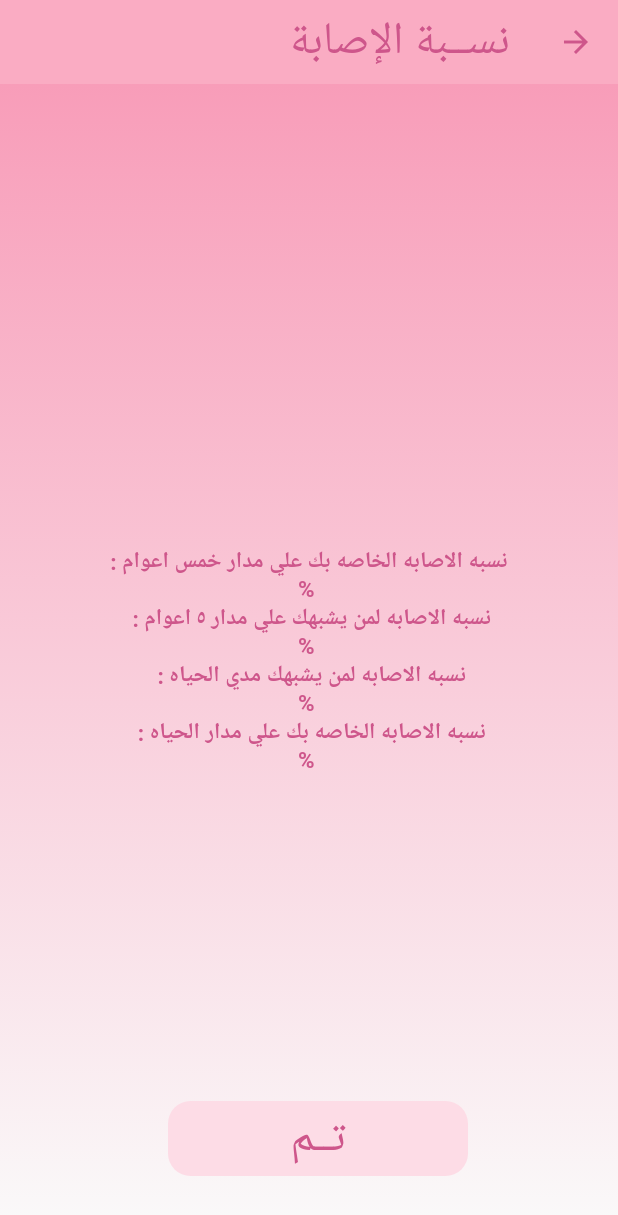
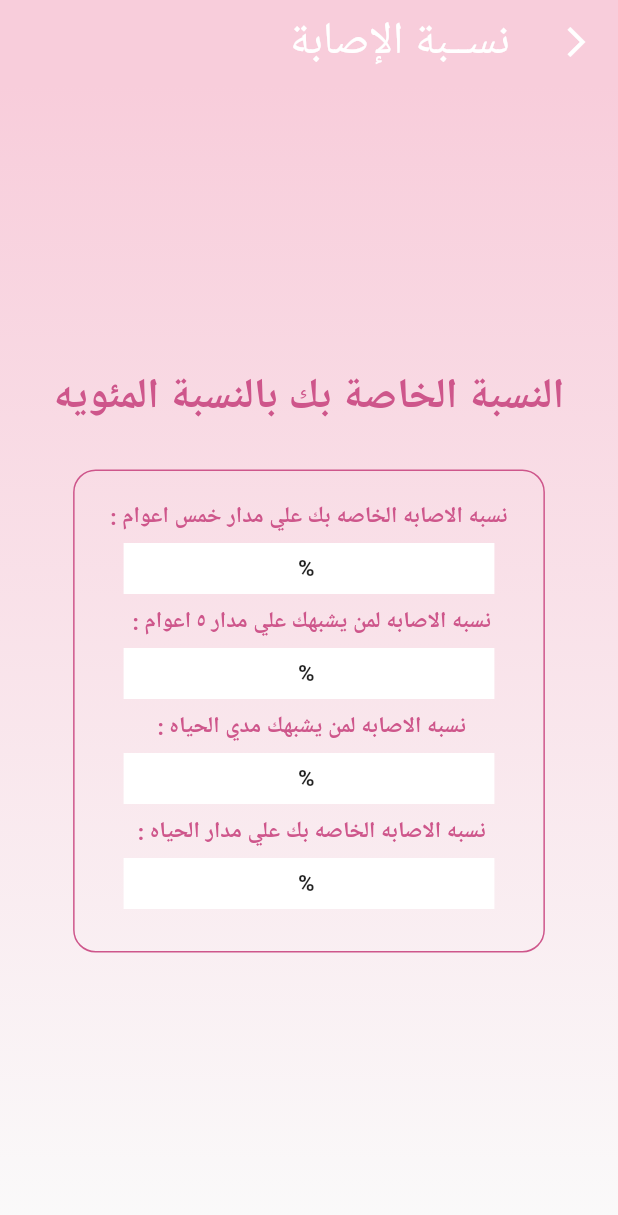
Before and after one commit to elsoudy222/Hawwah, a Flutter app: the RiskResultScreen screen opened directly with empty values, on a phone screen of 412 x 824 dp. Shown: the top 1215 px of the screen. Run offline on Flutter 3.47's test engine with Material 2 defaults, Android fonts, the phone set to English and light mode, and no system bars; our stand-ins replace bloc, conditional_builder_null_safety, device_preview, dio, dropdown_button2, easy_localization and 10 more; missing offline and left inert: splash_screen_view; accounts and stored records are empty; network calls fail; Roboto replaces fonts that are missing (Amiri).

Commit message:
risk result screen done

```diff
--- a/lib/layout/cubit/home_cubit.dart
+++ b/lib/layout/cubit/home_cubit.dart
@@ -172,7 +172,7 @@ PredictionModel ?predictionModel;
     emit(LoadingRiskDataState());
     DioHelper.postData(
       url: RISK_CALCULATOR,
-      token: token,
+      token: 'eyJ0eXAiOiJKV1QiLCJhbGciOiJIUzI1NiJ9.eyJ0b2tlbl90eXBlIjoiYWNjZXNzIiwiZXhwIjoxNjUzNjc1NzkwLCJpYXQiOjE2NTM2NTc3OTAsImp0aSI6ImNkNGU4Yjc1YzJiYTRmMjE4MDQ4ZDQxMjAyZjgzMmQwIiwidXNlcl9pZCI6MTF9.cZ8ynCyRpKUJy7aE2ovPvdI6PfZMW7RoXxtKYEU0E9s',
       data: {
         "age": age,
         "menarch_age": menarch_age,
--- a/lib/modules/riskCalculator/risk_result_screen.dart
+++ b/lib/modules/riskCalculator/risk_result_screen.dart
@@ -1,7 +1,5 @@
 import 'package:flutter/material.dart';
-import 'package:hawwah/layout/home_layout.dart';
 import 'package:hawwah/shared/components/colors.dart';
-import 'package:hawwah/shared/components/components.dart';
 
 class RiskResultScreen extends StatefulWidget {
   final result1;
@@ -26,33 +24,53 @@ class _RiskResultScreenState extends State<RiskResultScreen> {
   Widget build(BuildContext context) {
     return Scaffold(
       appBar: AppBar(
-        title: const Text("نســبة الإصابة"),
-        backgroundColor: primaryColor,
+        title: const Text("نســبة الإصابة", style: TextStyle(color: Colors.white)),
+        backgroundColor:  Color(-471589),
+        leading: Padding(
+          padding: const EdgeInsets.all(8.0),
+          child: IconButton(
+              onPressed: () {
+                Navigator.pop(context);
+              },
+              icon: Icon(
+                Icons.arrow_back_ios_outlined,
+                color: Colors.white,
+              )),
+        ),
         elevation: 0.0,
       ),
       body: Container(
+        width: double.infinity,
         decoration: const BoxDecoration(
           gradient: LinearGradient(
               begin: Alignment.topCenter,
               end: Alignment.bottomCenter,
               colors: [
-                Color.fromRGBO(248, 157, 185, 1.0),
+                Color(-471589),
                 Color.fromRGBO(250, 250, 250, 1.0)
               ]),
         ),
-        child: Stack(
-          children: [
-            // const Center(
-            //   child: Image(
-            //     image: AssetImage(
-            //       "assets/images/selfCheckResult.png",
-            //     ),
-            //   ),
-            // ),
-            Center(
         child: Column(
           crossAxisAlignment: CrossAxisAlignment.center,
           mainAxisAlignment: MainAxisAlignment.center,
+          children: [
+            Text(
+              'النسبة الخاصة بك بالنسبة المئويه',
+              style: TextStyle(
+                  color: thirdColor,
+                  fontSize: 28.0,
+                  fontWeight: FontWeight.bold),
+            ),
+            SizedBox(height: 30,),
+            Container(
+              decoration: BoxDecoration(
+                borderRadius: BorderRadius.circular(15),
+                border: Border.all(color: thirdColor),
+              ),
+              child: Padding(
+                padding: const EdgeInsets.all(20.0),
+                child: Column(
+                  // mainAxisSize: MainAxisSize.min,
                   children: [
                     Text(
                       ' نسبه الاصابه الخاصه بك علي مدار خمس اعوام : ',
@@ -61,14 +79,24 @@ class _RiskResultScreenState extends State<RiskResultScreen> {
                           fontSize: 15.0,
                           fontWeight: FontWeight.bold),
                     ),
-                  Text(
+                    Padding(
+                      padding: const EdgeInsets.all(8.0),
+                      child: Container(
+                        decoration: const BoxDecoration(
+                          color: Colors.white,
+                        ),
+                        width: MediaQuery.of(context).size.width *.6,
+                        child: Padding(
+                          padding: const EdgeInsets.all(8.0),
+                          child: Text(
                             '${widget.result1 * 100} %',
+                            textAlign: TextAlign.center,
                             style: TextStyle(
-                        color: thirdColor,
-                        fontSize: 15.0,
-                        fontWeight: FontWeight.bold),
+                                fontSize: 15.0, fontWeight: FontWeight.bold),
                           ),
-
+                        ),
+                      ),
+                    ),
                     Text(
                       'نسبه الاصابه لمن يشبهك علي مدار ٥ اعوام : ',
                       style: TextStyle(
@@ -76,15 +104,24 @@ class _RiskResultScreenState extends State<RiskResultScreen> {
                           fontSize: 15.0,
                           fontWeight: FontWeight.bold),
                     ),
-                  Text(
+                    Padding(
+                      padding: const EdgeInsets.all(8.0),
+                      child: Container(
+                        decoration: const BoxDecoration(
+                          color: Colors.white,
+                        ),
+                        width: MediaQuery.of(context).size.width *.6,
+                        child: Padding(
+                          padding: const EdgeInsets.all(8.0),
+                          child: Text(
                             '${widget.result2 * 100} %',
+                            textAlign: TextAlign.center,
                             style: TextStyle(
-                        color: thirdColor,
-                        fontSize: 15.0,
-                        fontWeight: FontWeight.bold),
+                                fontSize: 15.0, fontWeight: FontWeight.bold),
                           ),
-
-
+                        ),
+                      ),
+                    ),
                     Text(
                       'نسبه الاصابه لمن يشبهك مدي الحياه : ',
                       style: TextStyle(
@@ -92,15 +129,24 @@ class _RiskResultScreenState extends State<RiskResultScreen> {
                           fontSize: 15.0,
                           fontWeight: FontWeight.bold),
                     ),
-                  Text(
+                    Padding(
+                      padding: const EdgeInsets.all(8.0),
+                      child: Container(
+                        decoration: const BoxDecoration(
+                          color: Colors.white,
+                        ),
+                        width: MediaQuery.of(context).size.width *.6,
+                        child: Padding(
+                          padding: const EdgeInsets.all(8.0),
+                          child: Text(
                             '${widget.result3 * 100} %',
+                            textAlign: TextAlign.center,
                             style: TextStyle(
-                        color: thirdColor,
-                        fontSize: 15.0,
-                        fontWeight: FontWeight.bold),
+                                fontSize: 15.0, fontWeight: FontWeight.bold),
                           ),
-
-
+                        ),
+                      ),
+                    ),
                     Text(
                       'نسبه الاصابه الخاصه بك علي مدار الحياه : ',
                       style: TextStyle(
@@ -108,38 +154,28 @@ class _RiskResultScreenState extends State<RiskResultScreen> {
                           fontSize: 15.0,
                           fontWeight: FontWeight.bold),
                     ),
-                  Text(
+                    Padding(
+                      padding: const EdgeInsets.all(8.0),
+                      child: Container(
+                        decoration: const BoxDecoration(
+                          color: Colors.white,
+                        ),
+                        width: MediaQuery.of(context).size.width *.6,
+                        child: Padding(
+                          padding: const EdgeInsets.all(8.0),
+                          child: Text(
                             '${widget.result4 * 100} %',
+                            textAlign: TextAlign.center,
                             style: TextStyle(
-                        color: thirdColor,
-                        fontSize: 15.0,
-                        fontWeight: FontWeight.bold),
+                                fontSize: 15.0, fontWeight: FontWeight.bold),
+                          ),
+                        ),
+                      ),
                     ),
                   ],
                 ),
               ),
-            Positioned(
-              bottom: 40.0,
-              right: 100,
-              child: GestureDetector(
-                child: Container(
-                  width: 200.0,
-                  height: 50,
-                  decoration: BoxDecoration(
-                    color: secondaryColor,
-                    borderRadius: BorderRadius.circular(15.0),
             ),
-                  child: Center(
-                      child: Text(
-                    "تــم",
-                    style: TextStyle(fontSize: 30.0, color: thirdColor),
-                  )),
-                ),
-                onTap: () {
-                  navigateToAndFinish(context, HomeLayout());
-                },
-              ),
-            )
           ],
         ),
       ),
```
Lines whose indentation alone changed are shown as unchanged.
